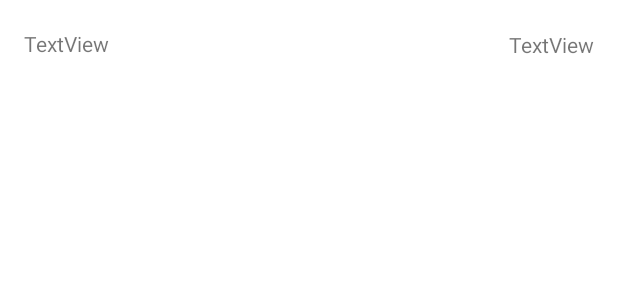
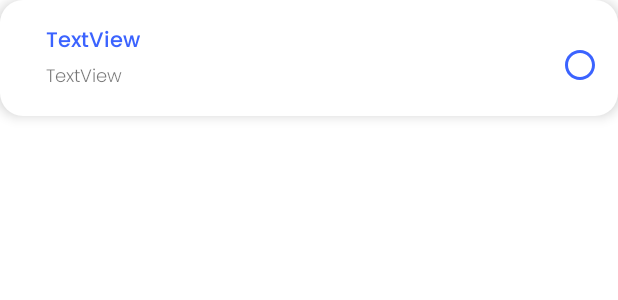
Before and after one commit to joseclaudenir22/TaskMe, an Android app: the layout task_row.xml on its own in the app's theme, with its tools: preview values and no code run, on a phone screen of 412 x 824 dp. Shown: the top 300 px of the screen. Run offline under Robolectric (Android 15) with nearby library versions, the phone set to English and light mode, and no system bars.

Commit message:
editando recycler view e design

```diff
--- a/app/src/main/java/com/example/noteapp/MainActivity.java
+++ b/app/src/main/java/com/example/noteapp/MainActivity.java
@@ -44,6 +44,7 @@ import android.util.Log;
 import android.view.View;
 import android.view.Menu;
 import android.view.MenuItem;
+import android.view.inputmethod.InputMethodManager;
 import android.widget.Button;
 import android.widget.DatePicker;
 import android.widget.EditText;
@@ -76,7 +77,7 @@ public class MainActivity extends AppCompatActivity implements FirebaseAuth.Auth
         setSupportActionBar(bottomAppBar);
 
         recyclerView    = findViewById(R.id.recyclerView);
-        recyclerView.addItemDecoration(new DividerItemDecoration(this, DividerItemDecoration.VERTICAL ));
+        //recyclerView.addItemDecoration(new DividerItemDecoration(this, DividerItemDecoration.VERTICAL ));
 
 
         //cria instância do bottomSheet
@@ -287,7 +288,7 @@ public class MainActivity extends AppCompatActivity implements FirebaseAuth.Auth
 
     public void showDateTimeDialog(){
         final Calendar calendar = Calendar.getInstance();
-        DatePickerDialog.OnDateSetListener dateSetListener = new DatePickerDialog.OnDateSetListener() {
+        final DatePickerDialog.OnDateSetListener dateSetListener = new DatePickerDialog.OnDateSetListener() {
             @Override
             public void onDateSet(DatePicker view, int year, int month, int dayOfMonth) {
 
@@ -295,28 +296,30 @@ public class MainActivity extends AppCompatActivity implements FirebaseAuth.Auth
                 calendar.set(Calendar.MONTH, month);
                 calendar.set(Calendar.DAY_OF_MONTH, dayOfMonth);
 
-                SimpleDateFormat simpleDateFormat = new SimpleDateFormat("EEE, dd MMM");
+                SimpleDateFormat simpleDateFormat = new SimpleDateFormat("EEE, dd 'de' MMM");
                 date = simpleDateFormat.format(calendar.getTime());
 
-                TimePickerDialog.OnTimeSetListener timeSetListener = new TimePickerDialog.OnTimeSetListener() {
+
+                final TimePickerDialog.OnTimeSetListener timeSetListener = new TimePickerDialog.OnTimeSetListener() {
                     @Override
                     public void onTimeSet(TimePicker view, int hourOfDay, int minute) {
                         calendar.set(Calendar.HOUR_OF_DAY, hourOfDay);
                         calendar.set(Calendar.MINUTE, minute);
 
-                        SimpleDateFormat simpleDateFormat1 = new SimpleDateFormat("HH:mm");
+                        SimpleDateFormat simpleDateFormat1 = new SimpleDateFormat("HH'h'mm");
                         time = simpleDateFormat1.format(calendar.getTime());
 
                         txtDateTime.setVisibility(View.VISIBLE );
-                        txtDateTime.setText(date + " - " + time);
-
+                        txtDateTime.setText(date + " " + time);
 
                     }
                 };
 
-                new TimePickerDialog(MainActivity.this, timeSetListener, calendar.get(Calendar.HOUR_OF_DAY), calendar.get(Calendar.MINUTE), true).show();
+               new TimePickerDialog(MainActivity.this, timeSetListener, calendar.get(Calendar.HOUR_OF_DAY), calendar.get(Calendar.MINUTE), true).show();
+
 
             }
+
 
         };
 
--- a/app/src/main/java/com/example/noteapp/TaskRecyclerAdapter.java
+++ b/app/src/main/java/com/example/noteapp/TaskRecyclerAdapter.java
@@ -33,7 +33,7 @@ public class TaskRecyclerAdapter extends FirestoreRecyclerAdapter<Task, TaskRecy
     protected void onBindViewHolder(@NonNull TaskViewHolder holder, int position, @NonNull Task task) {
 
         holder.taskTextView.setText(task.getText());
-        holder.dateTextView.setText(task.getDate()  + " \n " + task.getTime());
+        holder.dateTextView.setText(task.getDate()  + " " + task.getTime());
 
 
     }
--- a/app/src/main/res/drawable/bgdatetimepicker.xml
+++ b/app/src/main/res/drawable/bd_date_time_txt.xml
@@ -1,5 +1,5 @@
 <?xml version="1.0" encoding="utf-8"?>
-<shape xmlns:android="http://schemas.android.com/apk/res/android">
+<shape xmlns:android="http://schemas.android.com/apk/res/android" >
 
     <corners
         android:radius="20dp"
@@ -7,8 +7,8 @@
 
 
 
-    <stroke android:color="#747474"
-        android:width="2dp"
+    <stroke android:color="@color/colorAccent"
+        android:width="0.7dp"
         />
 
     <padding
--- /dev/null
+++ b/app/src/main/res/drawable/checkbox_selector.xml
@@ -0,0 +1,5 @@
+<?xml version="1.0" encoding="utf-8"?>
+<selector xmlns:android="http://schemas.android.com/apk/res/android">
+    <item android:drawable="@drawable/ic_checked_circle" android:state_checked="true"/>
+    <item android:drawable="@drawable/ic_unchecked_circle"/>
+</selector>
--- /dev/null
+++ b/app/src/main/res/drawable/ic_checked_circle.xml
@@ -0,0 +1,9 @@
+<vector android:height="24dp"
+    android:tint="#4345C5"
+    android:viewportHeight="24"
+    android:viewportWidth="24"
+    android:width="24dp"
+    xmlns:android="http://schemas.android.com/apk/res/android">
+    <path android:fillColor="@android:color/white"
+        android:pathData="M12,2C6.48,2 2,6.48 2,12s4.48,10 10,10 10,-4.48 10,-10S17.52,2 12,2zM10,17l-5,-5 1.41,-1.41L10,14.17l7.59,-7.59L19,8l-9,9z"/>
+</vector>
--- /dev/null
+++ b/app/src/main/res/drawable/ic_unchecked_circle.xml
@@ -0,0 +1,6 @@
+<vector android:height="24dp" android:tint="#4345C5"
+    android:viewportHeight="24" android:viewportWidth="24"
+    android:width="24dp" xmlns:android="http://schemas.android.com/apk/res/android">
+    <path android:fillColor="@android:color/white"
+        android:pathData="M12,2C6.48,2 2,6.48 2,12s4.48,10 10,10 10,-4.48 10,-10S17.52,2 12,2zM12,20c-4.42,0 -8,-3.58 -8,-8s3.58,-8 8,-8 8,3.58 8,8 -3.58,8 -8,8z"/>
+</vector>
--- /dev/null
+++ b/app/src/main/res/drawable/task_background.xml
@@ -0,0 +1,14 @@
+<?xml version="1.0" encoding="utf-8"?>
+<shape xmlns:android="http://schemas.android.com/apk/res/android">
+
+    <corners
+        android:radius="15dp"
+        />
+
+
+    <solid
+        android:color="#ffffff"
+        />
+
+
+</shape>
--- a/app/src/main/res/layout/activity_main.xml
+++ b/app/src/main/res/layout/activity_main.xml
@@ -5,7 +5,8 @@
     xmlns:tools="http://schemas.android.com/tools"
     android:layout_width="match_parent"
     android:layout_height="match_parent"
-    tools:context=".MainActivity">
+    tools:context=".MainActivity"
+    >
 
     <include layout="@layout/bottom_sheet_persistent"/>
 
--- a/app/src/main/res/layout/bottom_sheet_persistent.xml
+++ b/app/src/main/res/layout/bottom_sheet_persistent.xml
@@ -43,7 +43,7 @@
 
     <TextView
         android:id="@+id/txtDateTime"
-        android:background="@drawable/bgdatetimepicker"
+        android:background="@drawable/bd_date_time_txt"
         android:layout_width="wrap_content"
         android:layout_height="wrap_content"
         android:text=""
--- a/app/src/main/res/layout/content_main.xml
+++ b/app/src/main/res/layout/content_main.xml
@@ -6,15 +6,19 @@
     android:layout_height="match_parent"
     app:layout_behavior="@string/appbar_scrolling_view_behavior"
     tools:context=".MainActivity"
-    tools:showIn="@layout/activity_main">
+    tools:showIn="@layout/activity_main"
+    android:background="#f2f6ff">
 
     <androidx.recyclerview.widget.RecyclerView
         android:id="@+id/recyclerView"
         android:layout_width="match_parent"
         android:layout_height="wrap_content"
-        android:layout_marginLeft="16dp"
-        android:layout_marginRight="16dp"
+        android:layout_marginLeft="20dp"
+        android:layout_marginRight="20dp"
         android:layout_marginTop="60dp"
+        android:padding="7dp"
+        android:clipToPadding="false"
+
         app:layoutManager="androidx.recyclerview.widget.LinearLayoutManager"/>
 
 </LinearLayout>
--- a/app/src/main/res/layout/task_row.xml
+++ b/app/src/main/res/layout/task_row.xml
@@ -4,31 +4,56 @@
     xmlns:tools="http://schemas.android.com/tools"
     android:layout_width="match_parent"
     android:layout_height="wrap_content"
-    android:paddingBottom="20dp">
+    android:paddingBottom="10dp"
+    android:background="@drawable/task_background"
+    android:layout_marginBottom="15dp"
+    android:elevation="5dp"
+    >
 
     <TextView
         android:id="@+id/dateTextView"
         android:layout_width="wrap_content"
         android:layout_height="wrap_content"
-        android:layout_marginEnd="16dp"
-        android:layout_marginRight="16dp"
-        android:layout_marginTop="20dp"
+        android:layout_marginLeft="15dp"
+        android:layout_marginTop="2dp"
+        android:layout_marginBottom="5dp"
+        android:fontFamily="@font/poppins_light"
         android:text="TextView"
+        android:textSize="12sp"
         app:layout_constraintBottom_toBottomOf="parent"
         app:layout_constraintEnd_toEndOf="parent"
-        app:layout_constraintHorizontal_bias="1.0"
-        app:layout_constraintStart_toEndOf="@+id/taskTextView"
-        app:layout_constraintTop_toTopOf="parent" />
+        app:layout_constraintHorizontal_bias="0.044"
+        app:layout_constraintStart_toStartOf="parent"
+        app:layout_constraintTop_toBottomOf="@+id/taskTextView" />
 
     <TextView
         android:id="@+id/taskTextView"
         android:layout_width="wrap_content"
         android:layout_height="wrap_content"
+        android:layout_marginLeft="15dp"
+        android:layout_marginTop="5dp"
+        android:fontFamily="@font/poppins_medium"
         android:text="TextView"
+        android:textColor="@color/colorAccent"
         app:layout_constraintBottom_toBottomOf="parent"
         app:layout_constraintEnd_toEndOf="parent"
         app:layout_constraintHorizontal_bias="0.045"
         app:layout_constraintStart_toStartOf="parent"
         app:layout_constraintTop_toTopOf="parent"
-        app:layout_constraintVertical_bias="0.959" />
+        app:layout_constraintVertical_bias="0.276" />
+
+    <CheckBox
+        android:id="@+id/checkBox"
+        style="@style/CustomCheckBox"
+        android:layout_width="wrap_content"
+        android:layout_height="wrap_content"
+        android:checked="false"
+        app:buttonTint="@color/colorAccent"
+        app:layout_constraintBottom_toBottomOf="parent"
+        app:layout_constraintEnd_toEndOf="parent"
+        app:layout_constraintHorizontal_bias="0.997"
+        app:layout_constraintStart_toStartOf="parent"
+        app:layout_constraintTop_toTopOf="parent"
+        app:layout_constraintVertical_bias="1.0" />
+
 </androidx.constraintlayout.widget.ConstraintLayout>
--- a/app/src/main/res/values/colors.xml
+++ b/app/src/main/res/values/colors.xml
@@ -1,6 +1,6 @@
 <?xml version="1.0" encoding="utf-8"?>
 <resources>
     <color name="colorPrimary">#ececec</color>
-    <color name="colorPrimaryDark">#746cc4</color>
-    <color name="colorAccent">#3639eb</color>
+    <color name="colorPrimaryDark">#3b63ff</color>
+    <color name="colorAccent">#3b63ff</color>
 </resources>
--- a/app/src/main/res/values/styles.xml
+++ b/app/src/main/res/values/styles.xml
@@ -35,6 +35,11 @@
         <item name="cornerSizeTopLeft">24dp</item>
     </style>
 
+    <style name="CustomCheckBox" parent="Widget.AppCompat.CompoundButton.CheckBox">
+        <item name="android:button">@drawable/checkbox_selector</item>
+        <item name="android:background">@android:color/transparent</item>
+    </style>
+
 
 
 
```
